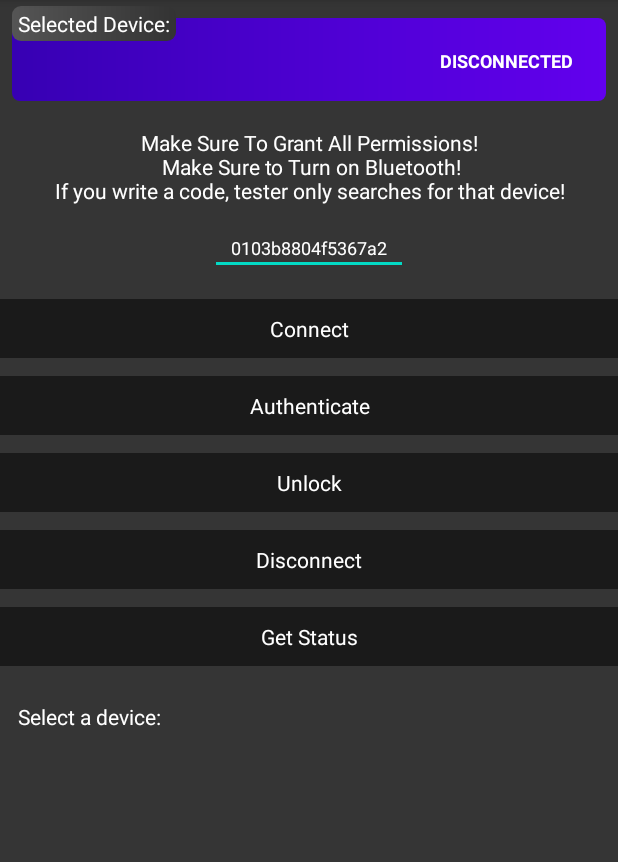
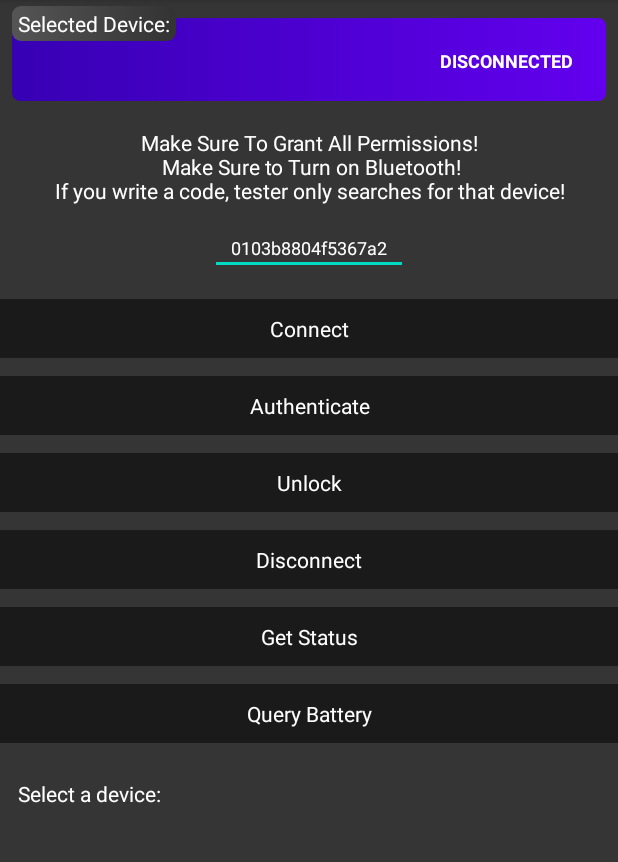
Before and after one commit to em-ad/locktester, an Android app: the screen it shows after launch (MainActivity), after a tap on "Disconnect", on a phone screen of 412 x 824 dp, the part 84-946 px from its top. Run offline under Robolectric (Android 15) with nearby library versions, the phone set to English and light mode, and no system bars; our stand-ins replace EventBus, data binding.

Commit message:
added battery query

```diff
--- a/app/src/main/java/com/lock/sdk/MainActivity.java
+++ b/app/src/main/java/com/lock/sdk/MainActivity.java
@@ -156,6 +156,15 @@ public class MainActivity extends AppCompatActivity implements ClickCallback, Co
 //                Toast.makeText(MainActivity.this, "Lock is now " + LockTester.getLockStatus(), Toast.LENGTH_SHORT).show();
             }
         });
+        binding.getBattery.setOnClickListener(new View.OnClickListener() {
+            @Override
+            public void onClick(View v) {
+                if(binding.editText.getText().toString().length() > 0){
+                    LockTester.getInstance().getBatteryByAddress(MainActivity.this, binding.editText.getText().toString());
+                    return;
+                }
+            }
+        });
     }
 
     private void initViews() {
@@ -190,10 +199,21 @@ public class MainActivity extends AppCompatActivity implements ClickCallback, Co
     @Override
     public void commandExecuted(OperationStatus status) {
         binding.selected.status.setText(status.getName());
+//        runOnUiThread(new Runnable() {
+//            @Override
+//            public void run() {
+//                Toast.makeText(MainActivity.this, status.getName(), Toast.LENGTH_SHORT).show();
+//            }
+//        });
+    }
+
+    @Override
+    public void commandExecuted(OperationStatus status, String code) {
+        binding.selected.status.setText(status.getName());
         runOnUiThread(new Runnable() {
             @Override
             public void run() {
-                Toast.makeText(MainActivity.this, status.getName(), Toast.LENGTH_SHORT).show();
+                Toast.makeText(MainActivity.this, "BATTERY% = " + code , Toast.LENGTH_SHORT).show();
             }
         });
     }
--- a/app/src/main/res/layout/activity_main.xml
+++ b/app/src/main/res/layout/activity_main.xml
@@ -103,6 +103,18 @@
             android:background="@android:drawable/screen_background_dark_transparent" />
 
         <TextView
+            android:id="@+id/getBattery"
+            android:layout_width="match_parent"
+            android:layout_height="wrap_content"
+            android:paddingTop="10dp"
+            android:paddingBottom="10dp"
+            android:gravity="center"
+            android:text="Query Battery"
+            android:textColor="@color/white"
+            android:layout_marginBottom="12dp"
+            android:background="@android:drawable/screen_background_dark_transparent" />
+
+        <TextView
             android:layout_width="match_parent"
             android:layout_height="wrap_content"
             android:text="Select a device:"
--- a/locklib/build.gradle
+++ b/locklib/build.gradle
@@ -9,8 +9,8 @@ android {
     defaultConfig {
         minSdkVersion 21
         targetSdkVersion 29
-        versionCode 25
-        versionName "1.0.25"
+        versionCode 26
+        versionName "1.0.26"
 
         testInstrumentationRunner "androidx.test.runner.AndroidJUnitRunner"
         consumerProguardFiles "consumer-rules.pro"
--- a/locklib/src/main/java/com/lock/locklib/OperationStatus.java
+++ b/locklib/src/main/java/com/lock/locklib/OperationStatus.java
@@ -10,7 +10,8 @@ public enum OperationStatus {
     ERR("ERR"),
     AUTHENTICATION_FAILED("AUTHENTICATION_FAILED"),
     AUTHENTICATED("AUTHENTICATED"),
-    CONNECTING("CONNECTING");
+    CONNECTING("CONNECTING"),
+    BATTERY("BATTERY");
 
     String name;
 
--- a/locklib/src/main/java/com/lock/locklib/blelibrary/Adapter/BleAdapter.java
+++ b/locklib/src/main/java/com/lock/locklib/blelibrary/Adapter/BleAdapter.java
@@ -155,6 +155,12 @@ public class BleAdapter extends BluetoothGattCallback {
 //            }
 //        }
 //        this.mBleTool.GetAdapter().getBluetoothLeScanner().stopScan(new ScanCallback() {});
+    }
+
+
+    public void getBattery(BleBase bleBase, int intExtra) {
+        if (currentBle != null && currentBle.changesData.getmBleBase().getAddress().equals(bleBase.getAddress()))
+            currentBle.getBattery();
     }
 
     public void sendType(BleBase bleBase, int i) {
--- a/locklib/src/main/java/com/lock/locklib/blelibrary/CommandCallback.java
+++ b/locklib/src/main/java/com/lock/locklib/blelibrary/CommandCallback.java
@@ -4,4 +4,5 @@ import com.lock.locklib.OperationStatus;
 
 public interface CommandCallback {
     default void commandExecuted(OperationStatus status) {}
+    default void commandExecuted(OperationStatus status, String code) {}
 }
--- a/locklib/src/main/java/com/lock/locklib/blelibrary/Data/BleCommon.java
+++ b/locklib/src/main/java/com/lock/locklib/blelibrary/Data/BleCommon.java
@@ -23,6 +23,7 @@ public class BleCommon {
     public static final byte[] mUnlock = {5, 1, 1, 1};
     public static final byte[] mUnlockAlt = {5, 1, 6};
     public static final byte[] mStatus = {5, 14, 1, 1};
+    public static final byte[] mBatteryQuery = {2, 1, 1, 1};
     public static final byte[] mVibrationClose = {5, 42, 1, 1};
     public static final byte[] mVibrationOpen = {5, 42, 1, 0};
     public static final byte[] mlock = {5, 7, 1, 1};
--- a/locklib/src/main/java/com/lock/locklib/blelibrary/Data/ReadDataAnalysis.java
+++ b/locklib/src/main/java/com/lock/locklib/blelibrary/Data/ReadDataAnalysis.java
@@ -49,6 +49,9 @@ public class ReadDataAnalysis {
                 callback.commandExecuted(OperationStatus.UNLOCKED);
             } else if (res.toLowerCase().startsWith("050f0101") || res.toLowerCase().startsWith("05080100")){
                 callback.commandExecuted(OperationStatus.LOCKED);
+            } else if (res.toLowerCase().startsWith("020201")){
+                callback.commandExecuted(OperationStatus.BATTERY, res.substring(6, 8));
+                return;
             }
 
             byte b = read2[0];
--- a/locklib/src/main/java/com/lock/locklib/blelibrary/Data/SendDataAnalysis.java
+++ b/locklib/src/main/java/com/lock/locklib/blelibrary/Data/SendDataAnalysis.java
@@ -95,10 +95,10 @@ public class SendDataAnalysis {
             byteArrayOutputStream.write(BleCommon.mStatus, 0, BleCommon.mStatus.length);
         } else if (i == 1) {
             byteArrayOutputStream.write(BleCommon.mUnlock, 0, BleCommon.mUnlock.length);
-            ReadDataAnalysis.saveChat(context, bleItem.changesData.getmBleBase().getAddress(), 1);
         } else if (i == 2) {
             byteArrayOutputStream.write(BleCommon.mlock, 0, BleCommon.mlock.length);
-            ReadDataAnalysis.saveChat(context, bleItem.changesData.getmBleBase().getAddress(), 0);
+        }else if (i == 3) {
+            byteArrayOutputStream.write(BleCommon.mBatteryQuery, 0, BleCommon.mBatteryQuery.length);
         } else if (i == 1001) {
             byteArrayOutputStream.write(BleCommon.mAutoUnlockOpen, 0, BleCommon.mAutoUnlockOpen.length);
         } else if (i == 1002) {
--- a/locklib/src/main/java/com/lock/locklib/blelibrary/main/BleExecutor.java
+++ b/locklib/src/main/java/com/lock/locklib/blelibrary/main/BleExecutor.java
@@ -31,6 +31,8 @@ public class BleExecutor {
                 c = 101;
             } else if (action.equals(ServiceCommand.CONNECT_ACTION_SEND_ALT)){
                 c = 102;
+            } else if (action.equals(ServiceCommand.GET_BATTERY)){
+                c = 103;
             }
             switch (action.hashCode()) {
                 case -1370382770:
@@ -96,6 +98,9 @@ public class BleExecutor {
                 case 102:
                     this.mBleAdapter.sendTypeAlt((BleBase) intent.getParcelableExtra(ServiceCommand.CONNECT_DATA_BASE), intent.getIntExtra(ServiceCommand.CONNECT_DATA_TYPE, 0));
                     break;
+                case 103:
+                    this.mBleAdapter.getBattery((BleBase) intent.getParcelableExtra(ServiceCommand.CONNECT_DATA_BASE), intent.getIntExtra(ServiceCommand.CONNECT_DATA_TYPE, 0));
+                    break;
                 case 99:
                     this.mBleAdapter.sendType((BleBase) intent.getParcelableExtra(ServiceCommand.CONNECT_DATA_BASE), -1);
                     break;
```
Also changed, not shown: locklib/src/main/java/com/lock/locklib/LockTester.java (+12 -1 lines), locklib/src/main/java/com/lock/locklib/blelibrary/Adapter/BleItem.java (+7 -0 lines), locklib/src/main/java/com/lock/locklib/blelibrary/main/ServiceCommand.java (+8 -0 lines).
